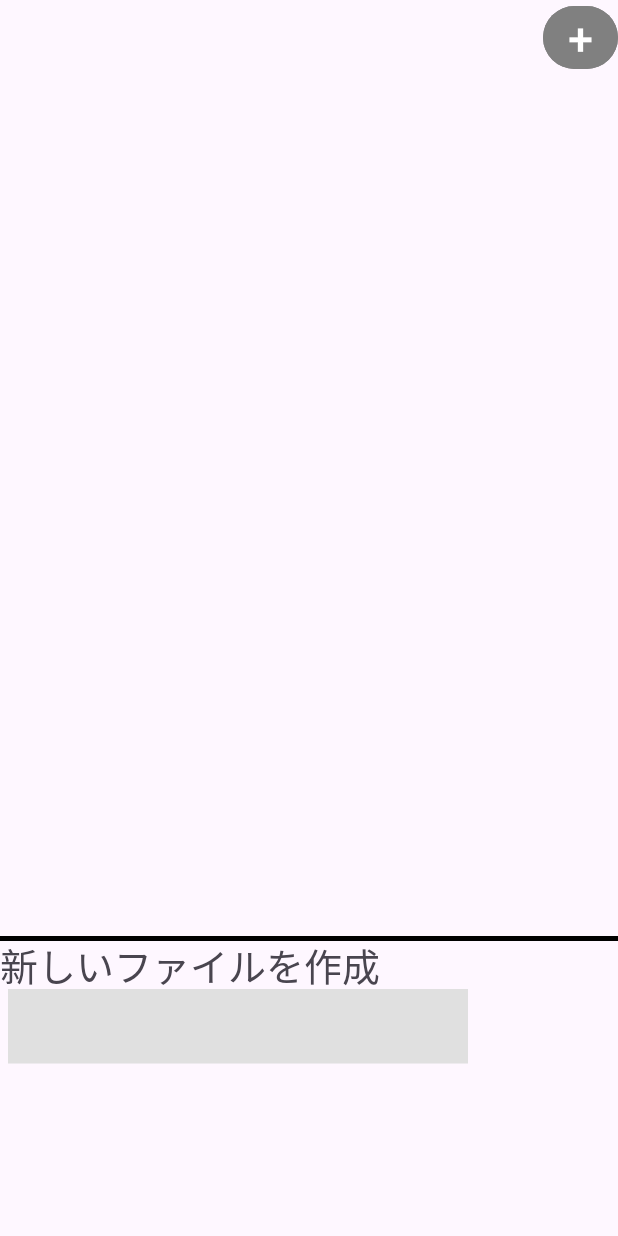
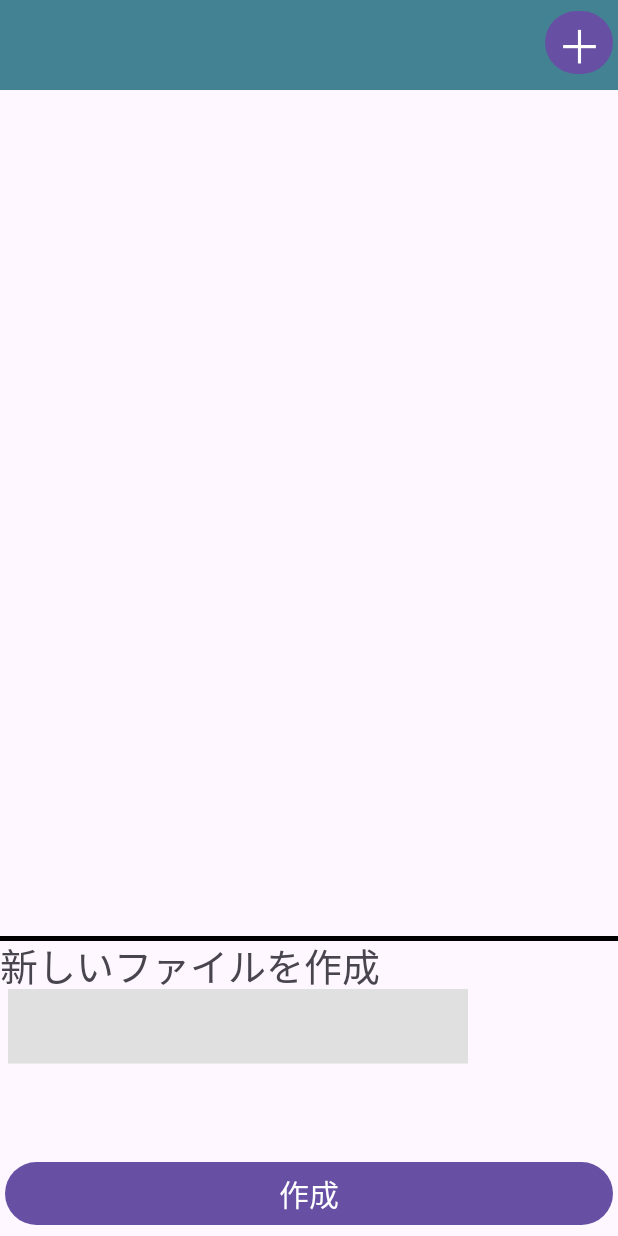
Before and after one commit to nato-git/CharacterListApp, an Android app: the layout activity_main.xml on its own in the app's theme, with its tools: preview values and no code run, on a phone screen of 412 x 824 dp. Run offline under Robolectric (Android 15) with nearby library versions, the phone set to English and light mode, and no system bars.

Commit message:
ヘッダーの仮追加

```diff
--- a/app/src/main/res/layout/activity_main.xml
+++ b/app/src/main/res/layout/activity_main.xml
@@ -7,19 +7,27 @@
     android:layout_height="match_parent"
     tools:context=".MainActivity">
 
+    <View
+        android:layout_width="match_parent"
+        android:layout_height="60dp"
+        android:background="#438293"
+        app:layout_constraintTop_toTopOf="parent"
+        app:layout_constraintEnd_toEndOf="parent"
+        tools:ignore="MissingConstraints"
+        android:id="@+id/header"></View>
     <Button
         android:id="@+id/Firstbutton"
-        android:layout_width="50dp"
+        android:layout_width="45dp"
         android:layout_height="50dp"
-        android:text="+"
+        android:text="＋"
         android:padding="0dp"
+        android:layout_margin="3dp"
         android:textSize="30dp"
         android:gravity="center"
-        android:backgroundTint="#808080"
 
-        app:layout_constraintEnd_toEndOf="parent"
+        app:layout_constraintEnd_toEndOf="@+id/header"
 
-        app:layout_constraintTop_toTopOf="parent"
+        app:layout_constraintTop_toTopOf="@+id/header"
 
         />
 
@@ -44,6 +52,15 @@
         android:inputType="text"
         android:background="#e0e0e0"
         ></EditText>
+    <Button
+        android:layout_height="wrap_content"
+        android:layout_width="match_parent"
+        app:layout_constraintBottom_toBottomOf="@+id/NewCreateFile"
+        android:text="作成"
+        android:textSize="20dp"
+        android:layout_marginLeft="3dp"
+        android:layout_marginRight="3dp"
+        android:layout_marginBottom="3dp"></Button>
     <View
         android:layout_width="match_parent"
         android:layout_height="3dp"
```
